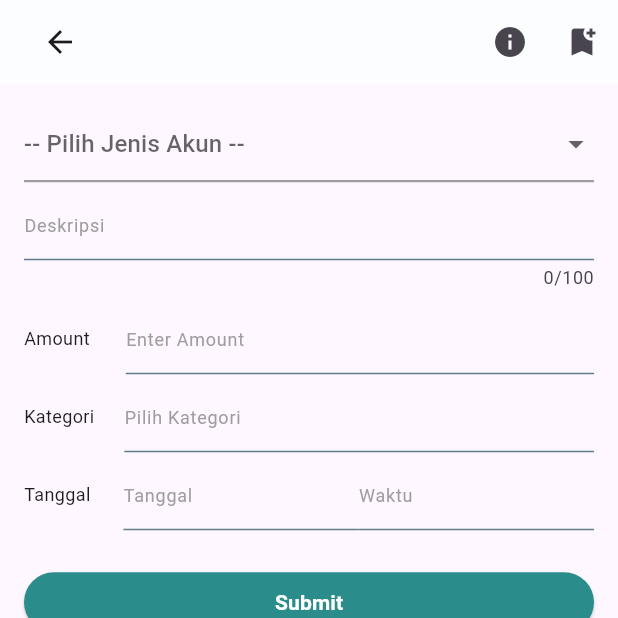
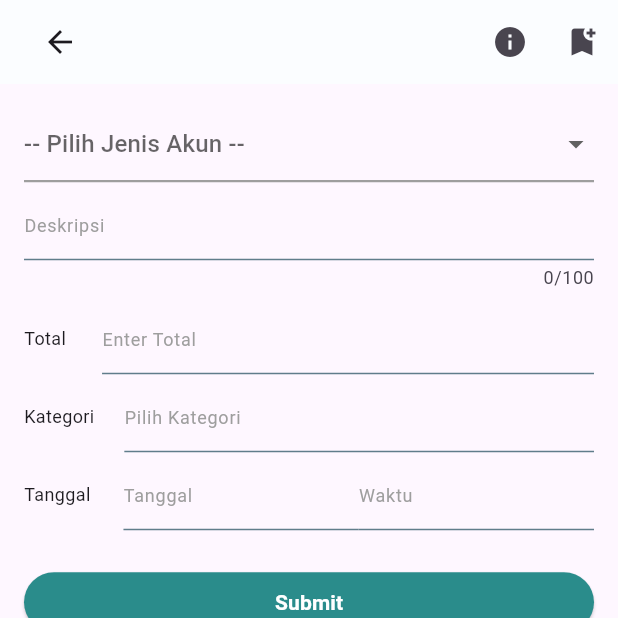
Before and after one commit to thisisjackii/ta_client, a Flutter app: the CreateTransactionPage screen opened by its route, on a phone screen of 412 x 824 dp, the top half of it. Run offline on Flutter 3.47's test engine with Material 3 defaults, Android fonts, the phone set to English and light mode, and no system bars; our stand-ins replace bloc, connectivity_plus, equatable, flutter_bloc, flutter_svg, get_it and 3 more; accounts and stored records are empty; network calls fail.

Commit message:
[FIX] Deploy #1
- Add keystore for deploy
- Upgrade gradle for API 35
- Fix Number formatter when editing / viewing
- Fix "Error double?" when opening in android devices

```diff
--- a/lib/features/transaction/models/transaction.dart
+++ b/lib/features/transaction/models/transaction.dart
@@ -18,7 +18,7 @@ class Transaction {
         date: DateTime.parse(json['date'] as String? ?? '').toLocal(),
         category: json['category'] as String? ?? '',
         subcategory: json['subcategory'] as String? ?? '',
-        amount: json['amount'] as double? ?? 0.0,
+        amount: (json['amount'] as num?)?.toDouble() ?? 0.0,
       );
     } on FormatException catch (e) {
       throw ArgumentError('Invalid date format: ${e.message}');
--- a/lib/features/transaction/view/widgets/transaction_form.dart
+++ b/lib/features/transaction/view/widgets/transaction_form.dart
@@ -8,6 +8,7 @@ import 'package:ta_client/features/transaction/models/transaction.dart';
 import 'package:ta_client/features/transaction/view/widgets/transaction_form_mode.dart';
 import 'package:ta_client/core/widgets/dropdown_field.dart';
 import 'package:ta_client/core/widgets/rupiah_formatter.dart';
+import 'package:intl/intl.dart';
 
 class TransactionForm extends StatefulWidget {
   const TransactionForm({
@@ -67,6 +68,12 @@ class _TransactionFormState extends State<TransactionForm> {
   TimeOfDay? selectedTime;
   final int maxDescriptionLength = 100;
 
+  final NumberFormat _rupiahFormatter = NumberFormat.currency(
+    locale: 'id_ID',
+    symbol: 'Rp. ',
+    decimalDigits: 0,
+  );
+
   @override
   void initState() {
     super.initState();
@@ -74,7 +81,8 @@ class _TransactionFormState extends State<TransactionForm> {
     if (widget.transaction != null) {
       transactionType = widget.transaction!.type;
       descriptionController.text = widget.transaction!.description;
-      amountController.text = widget.transaction!.amount.toString();
+      // amountController.text = widget.transaction!.amount.toString();
+      amountController.text = _rupiahFormatter.format(widget.transaction!.amount.toInt());
       // category = widget.transaction!.category;
       rawPredictedCategory = widget.transaction!.category;
       subcategory = widget.transaction!.subcategory;
@@ -147,7 +155,7 @@ class _TransactionFormState extends State<TransactionForm> {
               const Align(
                 alignment: Alignment.centerLeft,
                 child: Text(
-                  'Amount',
+                  'Total',
                   style: TextStyle(
                     fontSize: 12,
                     fontVariations: [FontVariation('wght', 600)],
@@ -157,7 +165,7 @@ class _TransactionFormState extends State<TransactionForm> {
               const SizedBox(width: 24),
               Expanded(
                 child: CustomTextField(
-                  label: 'Enter Amount',
+                  label: 'Enter Total',
                   controller: amountController,
                   readOnly: isReadOnly,
                   keyboardType: TextInputType.number,
--- /dev/null
+++ b/lib/main.dart
@@ -0,0 +1,6 @@
+import 'package:ta_client/app/app.dart';
+import 'package:ta_client/bootstrap.dart';
+
+void main() {
+  bootstrap(() => const App());
+}
--- a/pubspec.yaml
+++ b/pubspec.yaml
@@ -16,7 +16,7 @@ dependencies:
     sdk: flutter
   get_it: ^8.0.3
   http: ^1.2.2
-  intl: 0.20.2
+  intl: ^0.20.2
   flutter_svg: ^2.0.17
   toggle_switch: ^2.3.0
   hive: ^2.2.3
```
Also changed, not shown: lib/core/widgets/rupiah_formatter.dart (+7 -2 lines), 4 other files.
